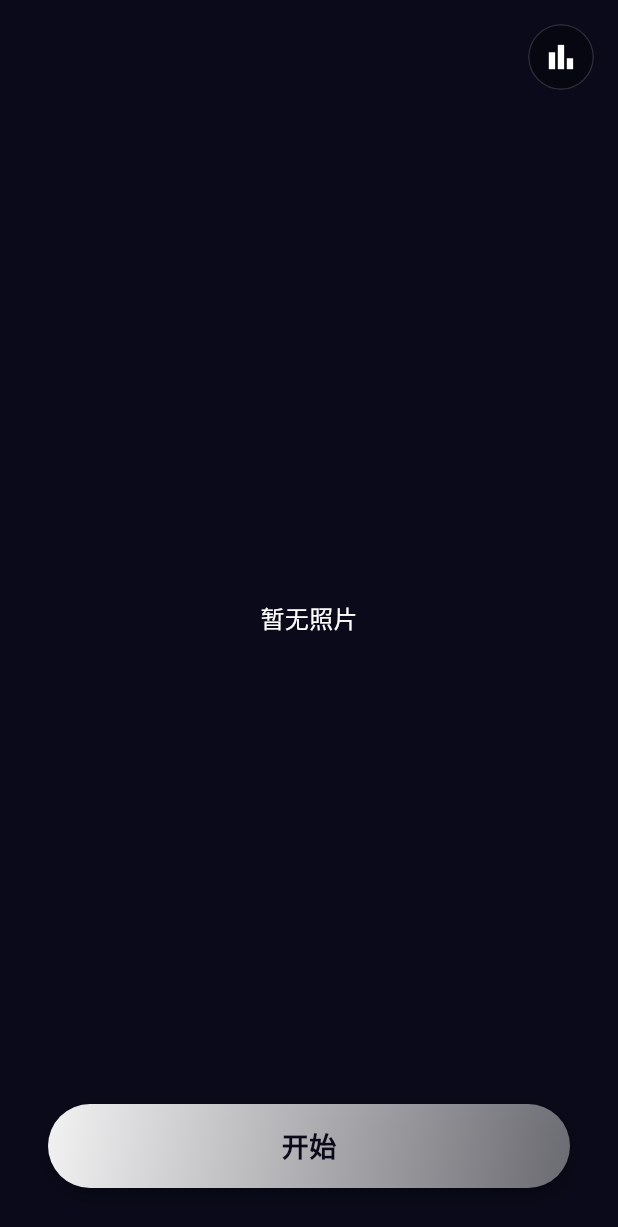
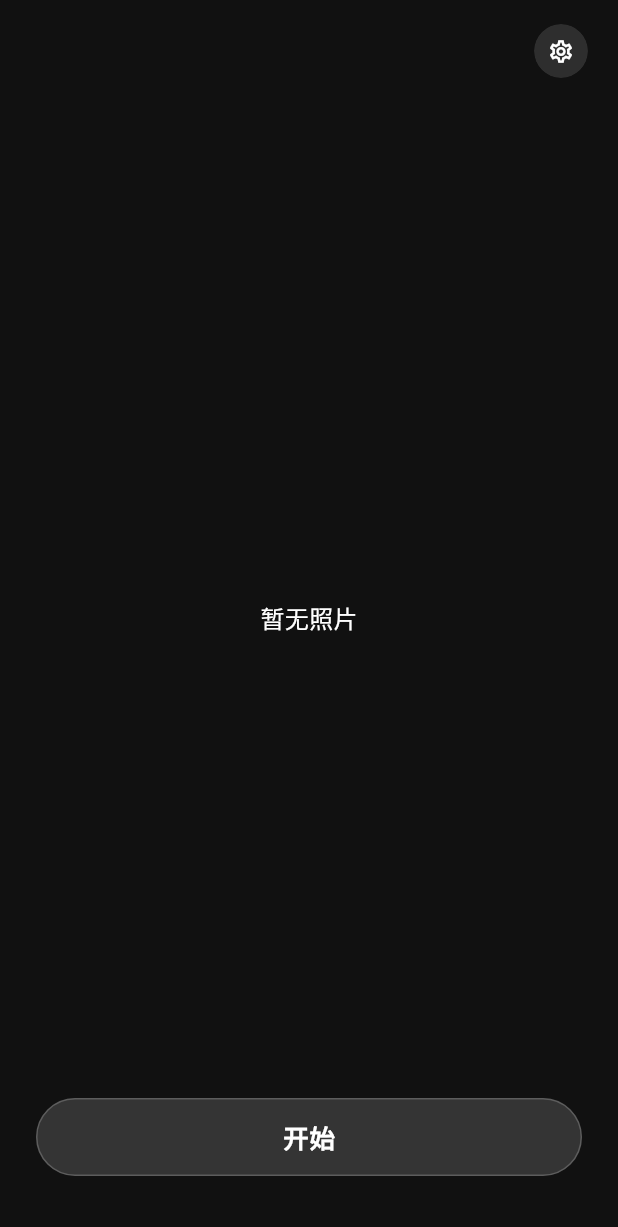
Before and after one commit to JoeZhang0810/swipe_go, a Flutter app: the screen it shows after launch, on a phone screen of 412 x 824 dp. Shown: the top 1227 px of the screen. Run offline on Flutter 3.47's test engine with Material 3 defaults, Android fonts, the phone set to English and light mode, and no system bars; our stand-ins replace flutter_riverpod, shared_preferences, video_player; missing offline and left inert: photo_manager.

Commit message:
style: launch screen - match HTML prototype (button, icon, layout)

```diff
--- a/lib/screens/launch_screen.dart
+++ b/lib/screens/launch_screen.dart
@@ -4,9 +4,8 @@ import 'dart:ui';
 import 'package:flutter/material.dart';
 import 'package:flutter_riverpod/flutter_riverpod.dart';
 import 'package:photo_manager/photo_manager.dart';
-import '../providers/app_providers.dart';
+import '../widgets/stats_settings_sheet.dart';
 import 'browse_screen.dart';
-import '../widgets/stats_settings_sheet.dart';
 
 class LaunchScreen extends ConsumerStatefulWidget {
   const LaunchScreen({super.key});
@@ -19,7 +18,6 @@ class _LaunchScreenState extends ConsumerState<LaunchScreen> {
   List<AssetEntity> _selectedPhotos = [];
   List<Uint8List?> _photoThumbs = [];
   bool _isLoading = true;
-  bool _showStatsSettings = false;
 
   @override
   void initState() {
@@ -30,9 +28,7 @@ class _LaunchScreenState extends ConsumerState<LaunchScreen> {
   Future<void> _loadRandomPhotos() async {
     final permission = await PhotoManager.requestPermissionExtend();
     if (!permission.isAuth) {
-      setState(() {
-        _isLoading = false;
-      });
+      setState(() { _isLoading = false; });
       return;
     }
 
@@ -42,21 +38,14 @@ class _LaunchScreenState extends ConsumerState<LaunchScreen> {
     );
 
     if (albums.isEmpty) {
-      setState(() {
-        _isLoading = false;
-      });
+      setState(() { _isLoading = false; });
       return;
     }
 
-    final allPhotos = await albums.first.getAssetListPaged(
-      page: 0,
-      size: 100,
-    );
+    final allPhotos = await albums.first.getAssetListPaged(page: 0, size: 100);
 
     if (allPhotos.length < 3) {
-      setState(() {
-        _isLoading = false;
-      });
+      setState(() { _isLoading = false; });
       return;
     }
 
@@ -81,71 +70,56 @@ class _LaunchScreenState extends ConsumerState<LaunchScreen> {
     });
   }
 
-  void _toggleStatsSettings() {
-    setState(() {
-      _showStatsSettings = !_showStatsSettings;
-    });
+  void _openStatsSettings() {
+    StatsSettingsSheet.show(context);
   }
 
   void _navigateToBrowse() {
     Navigator.of(context).push(
-      MaterialPageRoute(
-        builder: (context) => const BrowseScreen(),
-      ),
+      MaterialPageRoute(builder: (context) => const BrowseScreen()),
     );
   }
 
   @override
   Widget build(BuildContext context) {
     return Scaffold(
-      backgroundColor: const Color(0xFF0A0A1A),
-      body: Stack(
+      body: Container(
+        color: const Color(0xFF111111),
+        child: Stack(
           children: [
-          // 照片叠放区域 - 占屏幕约4/5
+            // 照片叠放区域
             SizedBox.expand(
               child: _isLoading
                   ? const Center(
-                    child: CircularProgressIndicator(
-                      color: Colors.white,
-                    ),
-                  )
+                      child: CircularProgressIndicator(color: Colors.white))
                   : _photoThumbs.isEmpty
                       ? const Center(
-                        child: Text(
-                          '暂无照片',
-                          style: TextStyle(
-                            color: Colors.white,
-                            fontSize: 16,
-                          ),
-                        ),
-                      )
+                          child: Text('暂无照片',
+                              style: TextStyle(color: Colors.white, fontSize: 16)))
                       : _buildStackedPhotos(),
             ),
 
-          // 右上角毛玻璃统计设置按钮
+            // 右上角设置按钮 - 毛玻璃圆形 36x36, gear icon
             Positioned(
               top: MediaQuery.of(context).padding.top + 16,
-            right: 16,
+              right: 20,
               child: GestureDetector(
-              onTap: _toggleStatsSettings,
+                onTap: _openStatsSettings,
                 child: ClipRRect(
-                borderRadius: BorderRadius.circular(22),
+                  borderRadius: BorderRadius.circular(18),
                   child: BackdropFilter(
                     filter: ImageFilter.blur(sigmaX: 10, sigmaY: 10),
                     child: Container(
-                    width: 44,
-                    height: 44,
+                      width: 36,
+                      height: 36,
                       decoration: BoxDecoration(
-                      color: Colors.black.withOpacity(0.3),
-                      borderRadius: BorderRadius.circular(22),
-                      border: Border.all(
-                        color: Colors.white.withOpacity(0.15),
+                        color: Colors.white.withOpacity(0.12),
+                        borderRadius: BorderRadius.circular(18),
                       ),
-                    ),
-                    child: Icon(
-                      _showStatsSettings ? Icons.close : Icons.bar_chart,
+                      child: const Icon(
+                        Icons.settings_outlined,
                         color: Colors.white,
-                      size: 24,
+                        size: 18,
                       ),
                     ),
                   ),
@@ -153,64 +127,30 @@ class _LaunchScreenState extends ConsumerState<LaunchScreen> {
               ),
             ),
 
-          // 统计设置弹层
-          if (_showStatsSettings)
+            // 底部"开始"按钮 - 半透明暗色底 + 白色文字
             Positioned(
-              top: MediaQuery.of(context).padding.top + 70,
-              right: 16,
-              left: 16,
-              child: ClipRRect(
-                borderRadius: BorderRadius.circular(16),
-                child: BackdropFilter(
-                  filter: ImageFilter.blur(sigmaX: 20, sigmaY: 20),
-                  child: Container(
-                    decoration: BoxDecoration(
-                      color: Colors.black.withOpacity(0.4),
-                      borderRadius: BorderRadius.circular(16),
-                      border: Border.all(
-                        color: Colors.white.withOpacity(0.15),
-                      ),
-                    ),
-                    child: const StatsSettingsSheet(),
-                  ),
-                ),
-              ),
-            ),
-
-          // 底部白色渐变开始按钮
-          Positioned(
-            left: 32,
-            right: 32,
-            bottom: MediaQuery.of(context).padding.bottom + 32,
+              left: 24,
+              right: 24,
+              bottom: MediaQuery.of(context).padding.bottom + 40,
               child: GestureDetector(
                 onTap: _navigateToBrowse,
                 child: Container(
-                height: 56,
+                  height: 52,
                   decoration: BoxDecoration(
-                  gradient: const LinearGradient(
-                    begin: Alignment.topLeft,
-                    end: Alignment.bottomRight,
-                    colors: [
-                      Color(0xF2FFFFFF), // 0.95 opacity
-                      Color(0x66FFFFFF), // 0.4 opacity
-                    ],
+                    color: Colors.white.withOpacity(0.15),
+                    borderRadius: BorderRadius.circular(26),
+                    border: Border.all(
+                      color: Colors.white.withOpacity(0.2),
                     ),
-                  borderRadius: BorderRadius.circular(28),
-                  boxShadow: [
-                    BoxShadow(
-                      color: Colors.black.withOpacity(0.3),
-                      blurRadius: 10,
-                      offset: const Offset(0, 4),
-                    ),
-                  ],
                   ),
                   child: const Center(
                     child: Text(
                       '开始',
                       style: TextStyle(
-                      color: Color(0xFF0A0A1A),
-                      fontSize: 18,
+                        color: Colors.white,
+                        fontSize: 17,
                         fontWeight: FontWeight.w600,
+                        letterSpacing: 0.5,
                       ),
                     ),
                   ),
@@ -219,67 +159,57 @@ class _LaunchScreenState extends ConsumerState<LaunchScreen> {
             ),
           ],
         ),
+      ),
     );
   }
 
   Widget _buildStackedPhotos() {
-    // 定义三张图片的偏移和旋转，实现叠放不对齐效果
-    final offsets = [
-      const Offset(-20, -30),
-      const Offset(15, 10),
-      const Offset(-10, 40),
-    ];
-
-    final rotations = [
-      -0.08,
-      0.05,
-      -0.03,
-    ];
-
-    final scales = [0.95, 1.0, 0.92];
+    // 三张照片叠放，匹配 HTML: card1(-8°), card2(+4°), card3(-2°)
+    final rotations = [-0.14, 0.07, -0.035];
 
     return Center(
       child: SizedBox(
-        width: MediaQuery.of(context).size.width * 0.9,
-        height: MediaQuery.of(context).size.height * 0.7, // 调整高度使照片区域占约4/5
+        width: 220,
+        height: 330,
         child: Stack(
           alignment: Alignment.center,
           children: [
-            for (int i = 0; i < _photoThumbs.length; i++)
+            for (int i = 0; i < 3 && i < _photoThumbs.length; i++)
               Positioned(
                 child: Transform.translate(
-                  offset: offsets[i],
+                  offset: i == 0
+                      ? const Offset(-10, 30)
+                      : i == 1
+                          ? const Offset(25, 15)
+                          : const Offset(5, 0),
                   child: Transform.rotate(
                     angle: rotations[i],
-                    child: Transform.scale(
-                      scale: scales[i],
                     child: Container(
-                        width: MediaQuery.of(context).size.width * 0.75,
-                        height: MediaQuery.of(context).size.height * 0.55,
+                      width: i == 0 ? 190.0 : i == 1 ? 195.0 : 185.0,
+                      height: i == 0 ? 255.0 : i == 1 ? 265.0 : 250.0,
                       decoration: BoxDecoration(
-                          borderRadius: BorderRadius.circular(16),
+                        borderRadius: BorderRadius.circular(14),
                         boxShadow: [
                           BoxShadow(
-                              color: Colors.black.withOpacity(0.4),
-                              blurRadius: 20,
-                              offset: const Offset(0, 8),
+                            color: Colors.black.withOpacity(0.5),
+                            blurRadius: 24,
+                            offset: const Offset(0, 10),
                           ),
                         ],
                       ),
                       child: ClipRRect(
-                          borderRadius: BorderRadius.circular(16),
+                        borderRadius: BorderRadius.circular(14),
                         child: _photoThumbs[i] != null
                             ? Image.memory(
                                 _photoThumbs[i]!,
                                 fit: BoxFit.cover,
                               )
                             : Container(
-                                  color: Colors.grey[800],
+                                color: Colors.grey[850],
                                 child: const Icon(
                                   Icons.image,
-                                    color: Colors.white54,
-                                    size: 48,
-                                  ),
+                                  color: Colors.white38,
+                                  size: 40,
                                 ),
                               ),
                       ),
```
Lines whose indentation alone changed are shown as unchanged.
